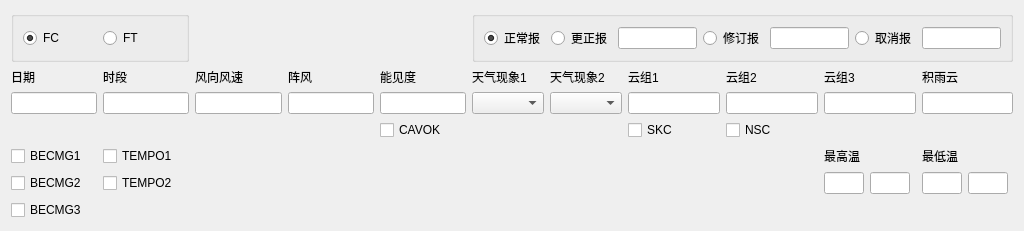
Before: the Qt Designer form tafor/components/ui/taf_primary.ui in up1and/tafor, drawn with Qt 5.
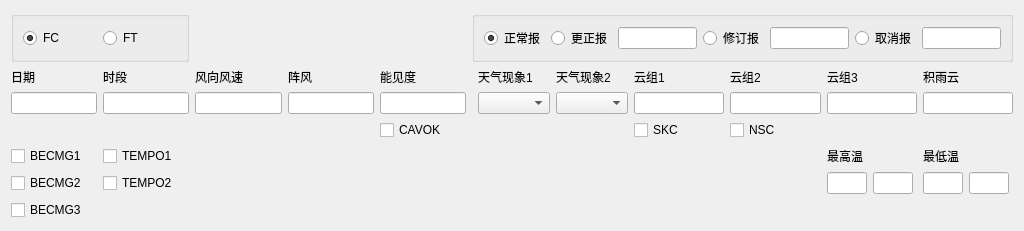
After: the same form once the commit is applied.

Commit message: 更改天气现象的排序

```diff
--- a/tafor/components/ui/taf_primary.ui
+++ b/tafor/components/ui/taf_primary.ui
@@ -16,48 +16,21 @@
   <layout class="QVBoxLayout" name="verticalLayout">
    <item>
     <layout class="QGridLayout" name="mainLayout">
-     <item row="2" column="8">
-      <widget class="QLabel" name="cloud2Label">
+     <item row="4" column="8">
+      <widget class="QCheckBox" name="skc">
        <property name="text">
-        <string>云组2</string>
-       </property>
-       <property name="buddy">
-        <cstring>cloud2</cstring>
-       </property>
-      </widget>
-     </item>
-     <item row="2" column="7">
-      <widget class="QLabel" name="cloud1Label">
-       <property name="text">
-        <string>云组1</string>
-       </property>
-       <property name="buddy">
-        <cstring>cloud1</cstring>
+        <string>SKC</string>
        </property>
       </widget>
      </item>
      <item row="3" column="6">
       <widget class="QComboBox" name="weatherWithIntensity"/>
      </item>
-     <item row="6" column="0">
-      <widget class="QCheckBox" name="becmg2Checkbox">
-       <property name="text">
-        <string>BECMG2</string>
-       </property>
-      </widget>
-     </item>
      <item row="3" column="4">
       <widget class="QLineEdit" name="vis"/>
      </item>
-     <item row="2" column="9">
-      <widget class="QLabel" name="cloud3Label">
-       <property name="text">
-        <string>云组3</string>
-       </property>
-       <property name="buddy">
-        <cstring>cloud3</cstring>
-       </property>
-      </widget>
+     <item row="3" column="3">
+      <widget class="QLineEdit" name="gust"/>
      </item>
      <item row="5" column="1">
       <widget class="QCheckBox" name="tempo1Checkbox">
@@ -66,41 +39,22 @@
        </property>
       </widget>
      </item>
-     <item row="4" column="7">
-      <widget class="QCheckBox" name="skc">
-       <property name="text">
-        <string>SKC</string>
-       </property>
-      </widget>
-     </item>
-     <item row="3" column="7">
-      <widget class="QLineEdit" name="cloud1"/>
-     </item>
-     <item row="3" column="8">
-      <widget class="QLineEdit" name="cloud2"/>
-     </item>
-     <item row="3" column="3">
-      <widget class="QLineEdit" name="gust"/>
-     </item>
-     <item row="5" column="10">
-      <widget class="QLabel" name="tempMinLabel">
-       <property name="text">
-        <string>最低温</string>
-       </property>
-       <property name="buddy">
-        <cstring>tmin</cstring>
-       </property>
-      </widget>
-     </item>
-     <item row="4" column="8">
+     <item row="4" column="9">
       <widget class="QCheckBox" name="nsc">
        <property name="text">
         <string>NSC</string>
        </property>
       </widget>
      </item>
-     <item row="3" column="5">
-      <widget class="QComboBox" name="weather"/>
+     <item row="2" column="8">
+      <widget class="QLabel" name="cloud1Label">
+       <property name="text">
+        <string>云组1</string>
+       </property>
+       <property name="buddy">
+        <cstring>cloud1</cstring>
+       </property>
+      </widget>
      </item>
      <item row="2" column="3">
       <widget class="QLabel" name="gustLabel">
@@ -112,6 +66,19 @@
        </property>
       </widget>
      </item>
+     <item row="3" column="9">
+      <widget class="QLineEdit" name="cloud2"/>
+     </item>
+     <item row="2" column="10">
+      <widget class="QLabel" name="cloud3Label">
+       <property name="text">
+        <string>云组3</string>
+       </property>
+       <property name="buddy">
+        <cstring>cloud3</cstring>
+       </property>
+      </widget>
+     </item>
      <item row="2" column="4">
       <widget class="QLabel" name="visLabel">
        <property name="text">
@@ -122,46 +89,135 @@
        </property>
       </widget>
      </item>
-     <item row="2" column="5">
-      <widget class="QLabel" name="weatherLabel">
+     <item row="2" column="9">
+      <widget class="QLabel" name="cloud2Label">
+       <property name="text">
+        <string>云组2</string>
+       </property>
+       <property name="buddy">
+        <cstring>cloud2</cstring>
+       </property>
+      </widget>
+     </item>
+     <item row="6" column="0">
+      <widget class="QCheckBox" name="becmg2Checkbox">
+       <property name="text">
+        <string>BECMG2</string>
+       </property>
+      </widget>
+     </item>
+     <item row="3" column="8">
+      <widget class="QLineEdit" name="cloud1"/>
+     </item>
+     <item row="5" column="11">
+      <widget class="QLabel" name="tempMinLabel">
+       <property name="text">
+        <string>最低温</string>
+       </property>
+       <property name="buddy">
+        <cstring>tmin</cstring>
+       </property>
+      </widget>
+     </item>
+     <item row="6" column="1">
+      <widget class="QCheckBox" name="tempo2Checkbox">
+       <property name="text">
+        <string>TEMPO2</string>
+       </property>
+      </widget>
+     </item>
+     <item row="2" column="0">
+      <widget class="QLabel" name="dateLabel">
+       <property name="text">
+        <string>日期</string>
+       </property>
+       <property name="buddy">
+        <cstring>date</cstring>
+       </property>
+      </widget>
+     </item>
+     <item row="3" column="1">
+      <widget class="QLineEdit" name="period"/>
+     </item>
+     <item row="6" column="11">
+      <layout class="QFormLayout" name="tminLayout">
+       <item row="0" column="0">
+        <widget class="QLineEdit" name="tmin">
+         <property name="maximumSize">
+          <size>
+           <width>40</width>
+           <height>16777215</height>
+          </size>
+         </property>
+        </widget>
+       </item>
+       <item row="0" column="1">
+        <widget class="QLineEdit" name="tminTime">
+         <property name="maximumSize">
+          <size>
+           <width>40</width>
+           <height>16777215</height>
+          </size>
+         </property>
+        </widget>
+       </item>
+      </layout>
+     </item>
+     <item row="5" column="10">
+      <widget class="QLabel" name="tempMaxLabel">
+       <property name="text">
+        <string>最高温</string>
+       </property>
+       <property name="buddy">
+        <cstring>tmax</cstring>
+       </property>
+      </widget>
+     </item>
+     <item row="2" column="6">
+      <widget class="QLabel" name="weatherWithIntensityLabel">
        <property name="text">
         <string>天气现象1</string>
        </property>
        <property name="buddy">
-        <cstring>weather</cstring>
+        <cstring>weatherWithIntensity</cstring>
        </property>
       </widget>
      </item>
-     <item row="0" column="0" colspan="2">
-      <widget class="QGroupBox" name="typeGroup">
-       <property name="title">
-        <string/>
+     <item row="6" column="10">
+      <layout class="QFormLayout" name="tmaxLayout">
+       <item row="0" column="0">
+        <widget class="QLineEdit" name="tmax">
+         <property name="maximumSize">
+          <size>
+           <width>40</width>
+           <height>16777215</height>
+          </size>
+         </property>
+        </widget>
+       </item>
+       <item row="0" column="1">
+        <widget class="QLineEdit" name="tmaxTime">
+         <property name="maximumSize">
+          <size>
+           <width>40</width>
+           <height>16777215</height>
+          </size>
+         </property>
+        </widget>
+       </item>
+      </layout>
+     </item>
+     <item row="7" column="0">
+      <widget class="QCheckBox" name="becmg3Checkbox">
+       <property name="text">
+        <string>BECMG3</string>
        </property>
-       <layout class="QGridLayout" name="gridLayout_6">
-        <item row="0" column="0">
-         <widget class="QRadioButton" name="fc">
-          <property name="text">
-           <string>FC</string>
-          </property>
-          <property name="checked">
-           <bool>true</bool>
-          </property>
-         </widget>
-        </item>
-        <item row="0" column="1">
-         <widget class="QRadioButton" name="ft">
-          <property name="text">
-           <string>FT</string>
-          </property>
-         </widget>
-        </item>
-       </layout>
       </widget>
      </item>
-     <item row="3" column="10">
+     <item row="3" column="11">
       <widget class="QLineEdit" name="cb"/>
      </item>
-     <item row="2" column="10">
+     <item row="2" column="11">
       <widget class="QLabel" name="cbLabel">
        <property name="text">
         <string>积雨云</string>
@@ -178,28 +234,8 @@
        </property>
       </widget>
      </item>
-     <item row="5" column="9">
-      <widget class="QLabel" name="tempMaxLabel">
-       <property name="text">
-        <string>最高温</string>
-       </property>
-       <property name="buddy">
-        <cstring>tmax</cstring>
-       </property>
-      </widget>
-     </item>
-     <item row="2" column="0">
-      <widget class="QLabel" name="dateLabel">
-       <property name="text">
-        <string>日期</string>
-       </property>
-       <property name="buddy">
-        <cstring>date</cstring>
-       </property>
-      </widget>
-     </item>
-     <item row="3" column="2">
-      <widget class="QLineEdit" name="wind"/>
+     <item row="3" column="10">
+      <widget class="QLineEdit" name="cloud3"/>
      </item>
      <item row="2" column="2">
       <widget class="QLabel" name="windLabel">
@@ -211,18 +247,11 @@
        </property>
       </widget>
      </item>
-     <item row="3" column="9">
-      <widget class="QLineEdit" name="cloud3"/>
+     <item row="3" column="0">
+      <widget class="QLineEdit" name="date"/>
      </item>
-     <item row="3" column="1">
-      <widget class="QLineEdit" name="period"/>
-     </item>
-     <item row="6" column="1">
-      <widget class="QCheckBox" name="tempo2Checkbox">
-       <property name="text">
-        <string>TEMPO2</string>
-       </property>
-      </widget>
+     <item row="3" column="2">
+      <widget class="QLineEdit" name="wind"/>
      </item>
      <item row="2" column="1">
       <widget class="QLabel" name="periodLabel">
@@ -234,14 +263,30 @@
        </property>
       </widget>
      </item>
-     <item row="2" column="6">
-      <widget class="QLabel" name="weatherWithIntensityLabel">
-       <property name="text">
-        <string>天气现象2</string>
+     <item row="0" column="0" colspan="2">
+      <widget class="QGroupBox" name="typeGroup">
+       <property name="title">
+        <string/>
        </property>
-       <property name="buddy">
-        <cstring>weatherWithIntensity</cstring>
-       </property>
+       <layout class="QGridLayout" name="gridLayout_6">
+        <item row="0" column="0">
+         <widget class="QRadioButton" name="fc">
+          <property name="text">
+           <string>FC</string>
+          </property>
+          <property name="checked">
+           <bool>true</bool>
+          </property>
+         </widget>
+        </item>
+        <item row="0" column="1">
+         <widget class="QRadioButton" name="ft">
+          <property name="text">
+           <string>FT</string>
+          </property>
+         </widget>
+        </item>
+       </layout>
       </widget>
      </item>
      <item row="4" column="4">
@@ -254,65 +299,7 @@
        </property>
       </widget>
      </item>
-     <item row="3" column="0">
-      <widget class="QLineEdit" name="date"/>
-     </item>
-     <item row="6" column="10">
-      <layout class="QFormLayout" name="tminLayout">
-       <item row="0" column="0">
-        <widget class="QLineEdit" name="tmin">
-         <property name="maximumSize">
-          <size>
-           <width>40</width>
-           <height>16777215</height>
-          </size>
-         </property>
-        </widget>
-       </item>
-       <item row="0" column="1">
-        <widget class="QLineEdit" name="tminTime">
-         <property name="maximumSize">
-          <size>
-           <width>40</width>
-           <height>16777215</height>
-          </size>
-         </property>
-        </widget>
-       </item>
-      </layout>
-     </item>
-     <item row="6" column="9">
-      <layout class="QFormLayout" name="tmaxLayout">
-       <item row="0" column="0">
-        <widget class="QLineEdit" name="tmax">
-         <property name="maximumSize">
-          <size>
-           <width>40</width>
-           <height>16777215</height>
-          </size>
-         </property>
-        </widget>
-       </item>
-       <item row="0" column="1">
-        <widget class="QLineEdit" name="tmaxTime">
-         <property name="maximumSize">
-          <size>
-           <width>40</width>
-           <height>16777215</height>
-          </size>
-         </property>
-        </widget>
-       </item>
-      </layout>
-     </item>
-     <item row="7" column="0">
-      <widget class="QCheckBox" name="becmg3Checkbox">
-       <property name="text">
-        <string>BECMG3</string>
-       </property>
-      </widget>
-     </item>
-     <item row="0" column="5" colspan="6">
+     <item row="0" column="5" colspan="7">
       <widget class="QGroupBox" name="sortGroup">
        <property name="title">
         <string/>
@@ -361,6 +348,19 @@
        </layout>
       </widget>
      </item>
+     <item row="3" column="7">
+      <widget class="QComboBox" name="weather"/>
+     </item>
+     <item row="2" column="7">
+      <widget class="QLabel" name="weatherLabel">
+       <property name="text">
+        <string>天气现象2</string>
+       </property>
+       <property name="buddy">
+        <cstring>weather</cstring>
+       </property>
+      </widget>
+     </item>
     </layout>
    </item>
   </layout>
```
Left out of the diff: 1 changed line with no effect on the pictures. The commit also changes 15 other files.
